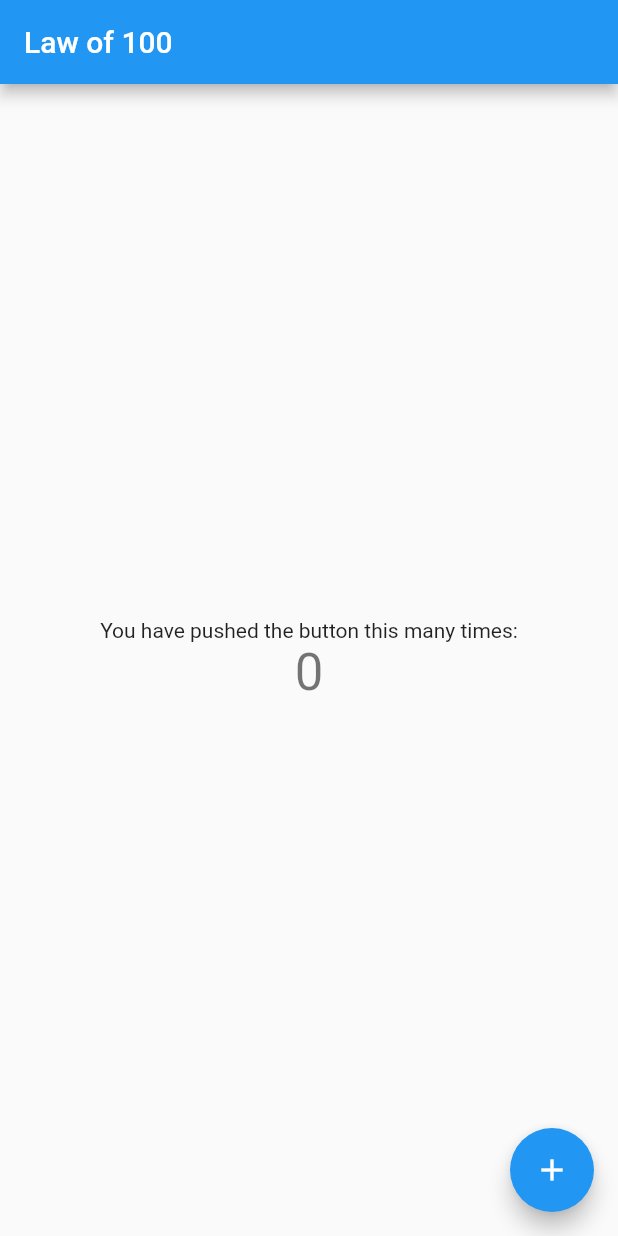
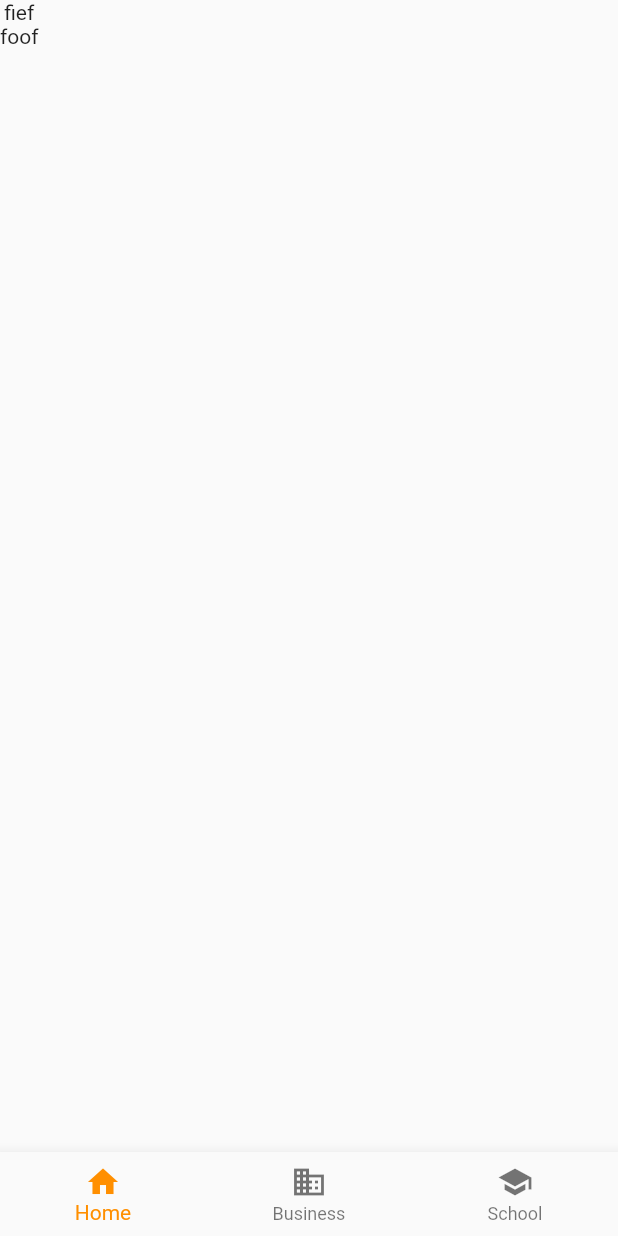
Before and after one commit to Hiebeler/lawof100-frontend, a Flutter app: the screen it shows after launch, on a phone screen of 412 x 824 dp. Run offline on Flutter 3.47's test engine with Material 2 defaults, Android fonts, the light colour scheme and no system bars.

Commit message:
Added first elements

```diff
--- /dev/null
+++ b/lib/home.dart
@@ -0,0 +1,40 @@
+import 'package:flutter/material.dart';
+
+class Home extends StatefulWidget {
+  const Home({Key? key}) : super(key: key);
+
+  @override
+  State<Home> createState() => _HomeState();
+}
+
+class _HomeState extends State<Home> {
+  @override
+  Widget build(BuildContext context) {
+    return Scaffold(
+      body: Column(
+        children: [
+          Text('fief'),
+          Text('foof')
+        ],
+      ),
+      bottomNavigationBar: BottomNavigationBar(
+        items: const <BottomNavigationBarItem>[
+          BottomNavigationBarItem(
+            icon: Icon(Icons.home),
+            label: 'Home',
+          ),
+          BottomNavigationBarItem(
+            icon: Icon(Icons.business),
+            label: 'Business',
+          ),
+          BottomNavigationBarItem(
+            icon: Icon(Icons.school),
+            label: 'School',
+          ),
+        ],
+        currentIndex: 0,
+        selectedItemColor: Colors.amber[800],
+      ),
+    );
+  }
+}
--- a/lib/main.dart
+++ b/lib/main.dart
@@ -1,115 +1,26 @@
 import 'package:flutter/material.dart';
+import 'package:lawof100/home.dart';
 
 void main() {
-  runApp(const MyApp());
+  runApp(const Main());
 }
 
-class MyApp extends StatelessWidget {
-  const MyApp({Key? key}) : super(key: key);
+class Main extends StatefulWidget {
+  const Main({Key? key}) : super(key: key);
 
-  // This widget is the root of your application.
+  @override
+  State<Main> createState() => _MainState();
+}
+
+class _MainState extends State<Main> {
   @override
   Widget build(BuildContext context) {
     return MaterialApp(
-      title: 'Law of 100',
-      theme: ThemeData(
-        // This is the theme of your application.
-        //
-        // Try running your application with "flutter run". You'll see the
-        // application has a blue toolbar. Then, without quitting the app, try
-        // changing the primarySwatch below to Colors.green and then invoke
-        // "hot reload" (press "r" in the console where you ran "flutter run",
-        // or simply save your changes to "hot reload" in a Flutter IDE).
-        // Notice that the counter didn't reset back to zero; the application
-        // is not restarted.
-        primarySwatch: Colors.blue,
-      ),
-      home: const MyHomePage(title: 'Law of 100'),
+      initialRoute: '/',
+      routes: {
+        '/': (context) => const Home(),
+        '/second': (context) => const Home(),
+      },
     );
   }
 }
-
-class MyHomePage extends StatefulWidget {
-  const MyHomePage({Key? key, required this.title}) : super(key: key);
-
-  // This widget is the home page of your application. It is stateful, meaning
-  // that it has a State object (defined below) that contains fields that affect
-  // how it looks.
-
-  // This class is the configuration for the state. It holds the values (in this
-  // case the title) provided by the parent (in this case the App widget) and
-  // used by the build method of the State. Fields in a Widget subclass are
-  // always marked "final".
-
-  final String title;
-
-  @override
-  State<MyHomePage> createState() => _MyHomePageState();
-}
-
-class _MyHomePageState extends State<MyHomePage> {
-  int _counter = 0;
-
-  void _incrementCounter() {
-    setState(() {
-      // This call to setState tells the Flutter framework that something has
-      // changed in this State, which causes it to rerun the build method below
-      // so that the display can reflect the updated values. If we changed
-      // _counter without calling setState(), then the build method would not be
-      // called again, and so nothing would appear to happen.
-      _counter++;
-    });
-  }
-
-  @override
-  Widget build(BuildContext context) {
-    // This method is rerun every time setState is called, for instance as done
-    // by the _incrementCounter method above.
-    //
-    // The Flutter framework has been optimized to make rerunning build methods
-    // fast, so that you can just rebuild anything that needs updating rather
-    // than having to individually change instances of widgets.
-    return Scaffold(
-      appBar: AppBar(
-        // Here we take the value from the MyHomePage object that was created by
-        // the App.build method, and use it to set our appbar title.
-        title: Text(widget.title),
-      ),
-      body: Center(
-        // Center is a layout widget. It takes a single child and positions it
-        // in the middle of the parent.
-        child: Column(
-          // Column is also a layout widget. It takes a list of children and
-          // arranges them vertically. By default, it sizes itself to fit its
-          // children horizontally, and tries to be as tall as its parent.
-          //
-          // Invoke "debug painting" (press "p" in the console, choose the
-          // "Toggle Debug Paint" action from the Flutter Inspector in Android
-          // Studio, or the "Toggle Debug Paint" command in Visual Studio Code)
-          // to see the wireframe for each widget.
-          //
-          // Column has various properties to control how it sizes itself and
-          // how it positions its children. Here we use mainAxisAlignment to
-          // center the children vertically; the main axis here is the vertical
-          // axis because Columns are vertical (the cross axis would be
-          // horizontal).
-          mainAxisAlignment: MainAxisAlignment.center,
-          children: <Widget>[
-            const Text(
-              'You have pushed the button this many times:',
-            ),
-            Text(
-              '$_counter',
-              style: Theme.of(context).textTheme.headline4,
-            ),
-          ],
-        ),
-      ),
-      floatingActionButton: FloatingActionButton(
-        onPressed: _incrementCounter,
-        tooltip: 'Increment',
-        child: const Icon(Icons.add),
-      ), // This trailing comma makes auto-formatting nicer for build methods.
-    );
-  }
-}
```
Also changed, not shown: lib/profile.dart (added), lib/timeline.dart (added).
